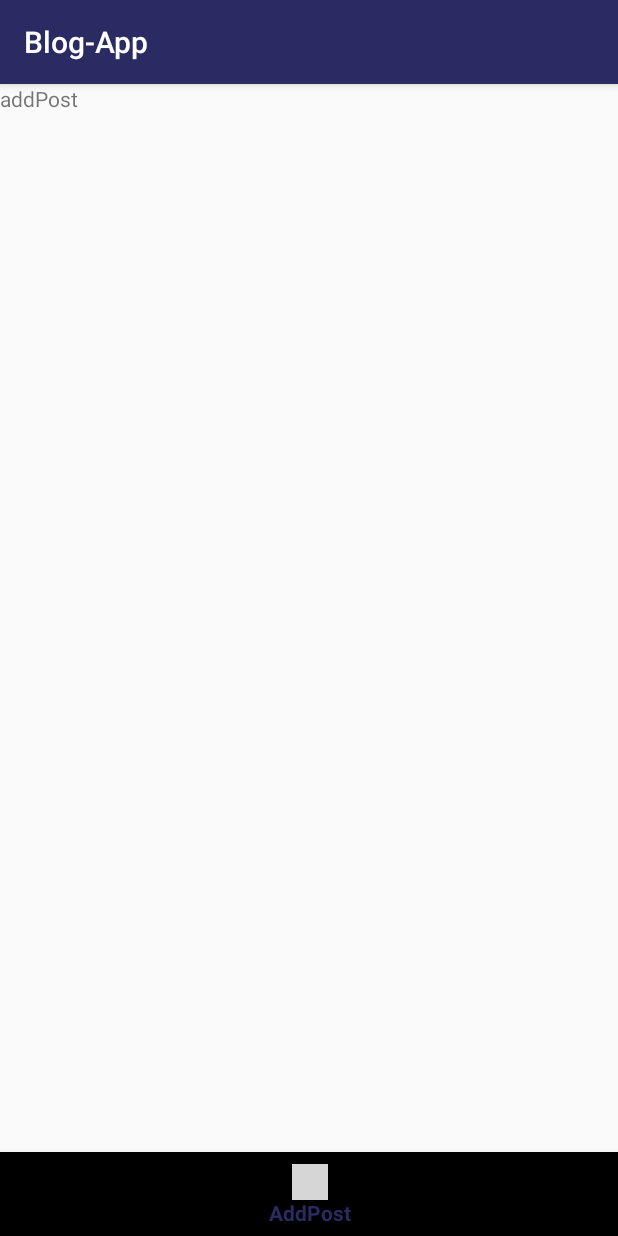
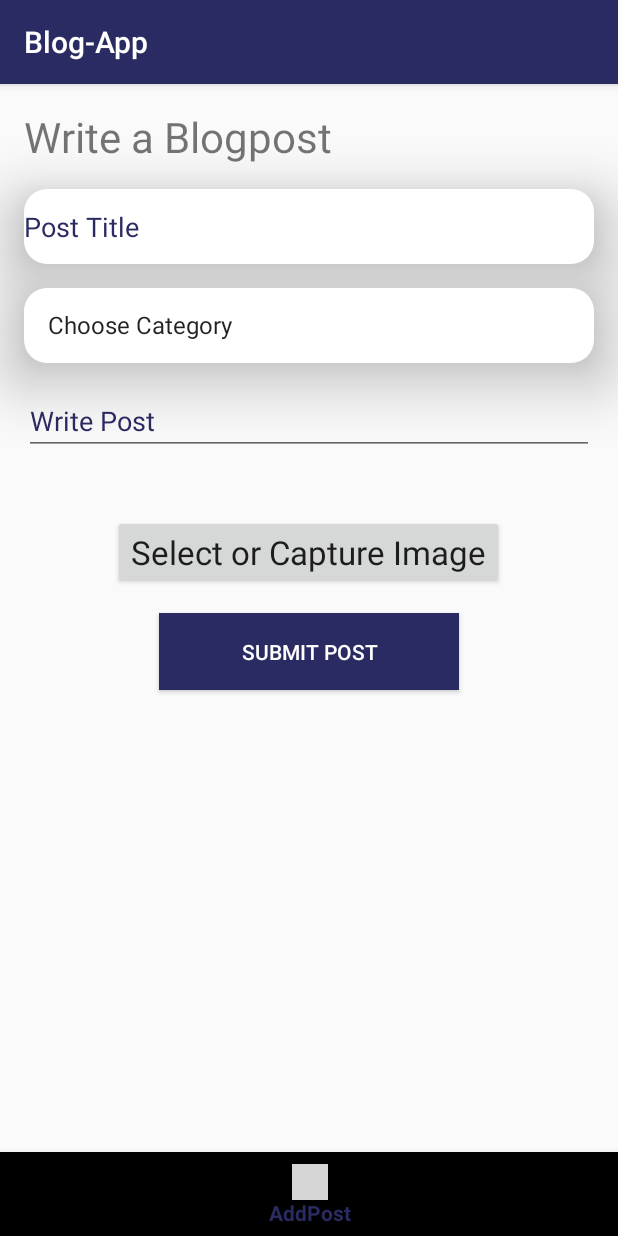
Before and after one commit to toluwalope19/Blog-App, an Android app: the screen it shows after launch (MainActivity), item 3 of the bottom bar chosen, on a phone screen of 412 x 824 dp. Run offline under Robolectric (Android 15) with nearby library versions, the phone set to English and light mode, and no system bars; grey boxes are pictures that could not be loaded.

Commit message:
addPost screen

```diff
--- a/app/src/main/java/com/example/blog_app/addPost/AddPostFragment.kt
+++ b/app/src/main/java/com/example/blog_app/addPost/AddPostFragment.kt
@@ -1,15 +1,29 @@
 package com.example.blog_app.addPost
 
+import android.R.*
+import android.content.Context
 import androidx.lifecycle.ViewModelProviders
 import android.os.Bundle
+import android.text.Editable
+import android.text.TextWatcher
 import androidx.fragment.app.Fragment
 import android.view.LayoutInflater
 import android.view.View
 import android.view.ViewGroup
+import android.widget.AdapterView
+import android.widget.EditText
+import android.widget.Spinner
+import android.widget.TextView
 
 import com.example.blog_app.R
+import kotlinx.android.synthetic.main.add_post_fragment.*
+import android.widget.ArrayAdapter as ArrayAdapter
 
 class AddPostFragment : Fragment() {
+
+    lateinit var option: Spinner
+
+    lateinit var edit: EditText
 
     companion object {
         fun newInstance() = AddPostFragment()
@@ -21,7 +35,69 @@
         inflater: LayoutInflater, container: ViewGroup?,
         savedInstanceState: Bundle?
     ): View? {
-        return inflater.inflate(R.layout.add_post_fragment, container, false)
+        val view = inflater.inflate(R.layout.add_post_fragment, container, false)
+        val spinner = view.findViewById(R.id.spinner) as Spinner
+        val edit = view.findViewById<EditText>(R.id.post)
+        val error1 =view.findViewById<TextView>(R.id.error1)
+
+        option = spinner
+
+        val categories = arrayListOf("Choose Category", "Sport", "News", "Entertainment", "Fashion", "Travel")
+        option.adapter = ArrayAdapter<String>(
+            requireActivity(),
+            layout.simple_list_item_1,
+            categories
+        )
+
+        option.onItemSelectedListener = object : AdapterView.OnItemSelectedListener{
+            override fun onNothingSelected(parent: AdapterView<*>?) {
+
+            }
+
+            override fun onItemSelected(
+                parent: AdapterView<*>?,
+                view: View?,
+                position: Int,
+                id: Long
+            ) {
+
+                if(categories.get(position)!="Choose Category"){
+                    error1.visibility= View.GONE
+                    option.setBackgroundResource(R.drawable.edittext)
+                }
+                addPost.setOnClickListener{ view ->
+
+                    if(categories.get(position)=="Choose Category"){
+                        error1.visibility= View.VISIBLE
+//                        option.setBackgroundResource(R.drawable.edittexterror)
+                    }else{
+
+                        error1.visibility= View.GONE
+                    }
+//
+                    if(edit.text.isEmpty()){
+                        error1.visibility= View.VISIBLE
+//                        edit.setBackgroundResource(R.drawable.edittexterror)
+                    }else{
+                        error1.visibility = View.GONE
+                    }
+                }
+
+                edit.addTextChangedListener(object : TextWatcher {
+                    override fun afterTextChanged(s : Editable?){}
+                    override fun beforeTextChanged(s: CharSequence?, start: Int, count: Int, after: Int) {
+                    }
+                    override fun onTextChanged(s: CharSequence?, start: Int, before: Int, count: Int) {
+                        error1.visibility = View.GONE
+                        edit.setBackgroundResource(R.drawable.edittext)
+
+                    }
+                })
+            }
+        }
+
+        return view
+
     }
 
     override fun onActivityCreated(savedInstanceState: Bundle?) {
--- /dev/null
+++ b/app/src/main/res/drawable/edittext.xml
@@ -0,0 +1,8 @@
+<?xml version="1.0" encoding="utf-8"?>
+<shape xmlns:android="http://schemas.android.com/apk/res/android"
+    android:shape="rectangle" >
+    <solid android:color="@color/white"/>
+    <corners android:radius="15dp"/>
+
+
+</shape>
--- a/app/src/main/res/layout/add_post_fragment.xml
+++ b/app/src/main/res/layout/add_post_fragment.xml
@@ -1,13 +1,88 @@
 <?xml version="1.0" encoding="utf-8"?>
-<FrameLayout xmlns:android="http://schemas.android.com/apk/res/android"
+<LinearLayout xmlns:android="http://schemas.android.com/apk/res/android"
     xmlns:tools="http://schemas.android.com/tools"
     android:layout_width="match_parent"
     android:layout_height="match_parent"
+    android:orientation="vertical"
     tools:context=".addPost.AddPostFragment">
 
     <TextView
+        android:layout_marginTop="@dimen/activity_vertical_margin"
+        android:layout_width="wrap_content"
+        android:layout_height="wrap_content"
+        android:text="Write a Blogpost"
+        android:layout_marginStart="@dimen/activity_horizontal_margin"
+        android:textSize="@dimen/today"/>
+
+    <EditText
+        android:id="@+id/addPostTitle"
+        android:inputType="text"
+        android:layout_marginStart="@dimen/activity_horizontal_margin"
+        android:layout_marginEnd="@dimen/activity_horizontal_margin"
+        android:elevation="@dimen/today"
         android:layout_width="match_parent"
-        android:layout_height="match_parent"
-        android:text="addPost" />
+        android:hint="@string/postTitle"
+        android:layout_gravity="center"
+        android:textColorHint="@color/second_text"
+        android:background="@drawable/edittext"
+        android:layout_marginTop="@dimen/activity_vertical_margin"
+        android:layout_height="50dp"/>
 
-</FrameLayout>
+    <Spinner
+        android:id="@+id/spinner"
+        android:layout_marginTop="@dimen/activity_vertical_margin"
+        android:layout_marginStart="@dimen/activity_horizontal_margin"
+        android:layout_marginEnd="@dimen/activity_horizontal_margin"
+        android:layout_width="match_parent"
+        android:layout_height="50dp"
+        android:elevation="@dimen/today"
+        android:background="@drawable/edittext"/>
+    <EditText
+        android:id="@+id/post"
+        android:layout_marginTop="@dimen/activity_vertical_margin"
+        android:inputType="textMultiLine"
+        android:layout_marginStart="@dimen/activity_horizontal_margin"
+        android:layout_marginEnd="@dimen/activity_horizontal_margin"
+        android:layout_width="match_parent"
+        android:hint="@string/writePost"
+        android:textColorHint="@color/second_text"
+        android:layout_gravity="center"
+        android:layout_height="wrap_content"/>
+    <TextView
+        android:id="@+id/error1"
+        android:layout_width="222dp"
+        android:layout_height="27dp"
+        android:layout_gravity="center"
+        android:gravity="center"
+        android:layout_marginEnd="108dp"
+        android:text="@string/categoryRequired"
+        android:textAlignment="center"
+        android:visibility="gone"
+
+        android:textColor="@color/colorAccent"
+         />
+    <Button
+        android:layout_width="wrap_content"
+        android:layout_height="wrap_content"
+        android:id="@+id/img_Btn"
+        android:textColorHint="@color/second_text"
+        android:layout_gravity="center_horizontal"
+        android:layout_marginTop="40dp"
+        android:textAppearance="?android:attr/textAppearanceLarge"
+        android:text="Select or Capture Image" />
+
+
+    <Button
+        android:layout_marginTop="@dimen/activity_vertical_margin"
+        android:id="@+id/addPost"
+        android:layout_width="200dp"
+        android:layout_gravity="center"
+        android:padding="@dimen/activity_vertical_margin"
+        android:layout_height="wrap_content"
+        android:background="@color/second_text"
+        android:textColor="@color/white"
+        android:text="@string/submit_Post"/>
+
+
+
+</LinearLayout>
--- a/app/src/main/res/layout/post_detail_fragment.xml
+++ b/app/src/main/res/layout/post_detail_fragment.xml
@@ -41,7 +41,7 @@
             android:id="@+id/imageView"
             android:layout_width="37dp"
             android:layout_height="31dp"
-            app:layout_constraintLeft_toRightOf="\"
+            app:layout_constraintLeft_toLeftOf="parent"
             app:layout_constraintBottom_toTopOf="@id/guideline3"
             android:src="@drawable/ic_keyboard_backspace_black_24dp"
             tools:layout_editor_absoluteX="16dp"
--- a/app/src/main/res/values/strings.xml
+++ b/app/src/main/res/values/strings.xml
@@ -3,6 +3,10 @@
     <string name="category">Category</string>
     <string name="title">Title</string>
     <string name="post">Post</string>
+    <string name="postTitle">Post Title</string>
+    <string name="writePost">Write Post</string>
+    <string name="submit_Post">Submit Post</string>
+    <string name="categoryRequired">Please fill in all field before submission</string>
     <string name="today">Today</string>
 
 </resources>
```
Also changed, not shown: 566 other files.
